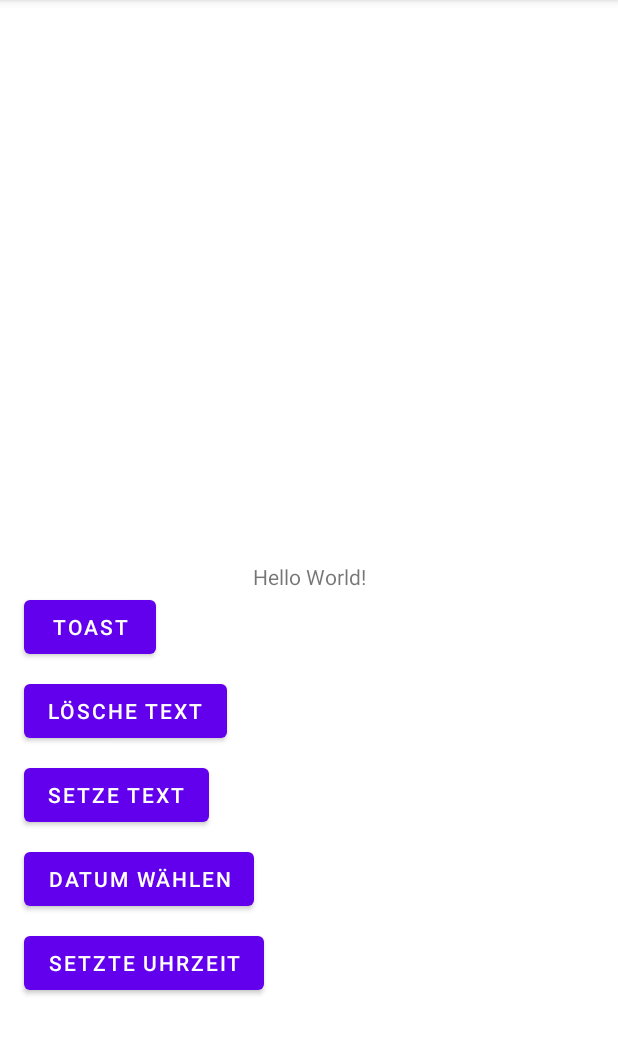
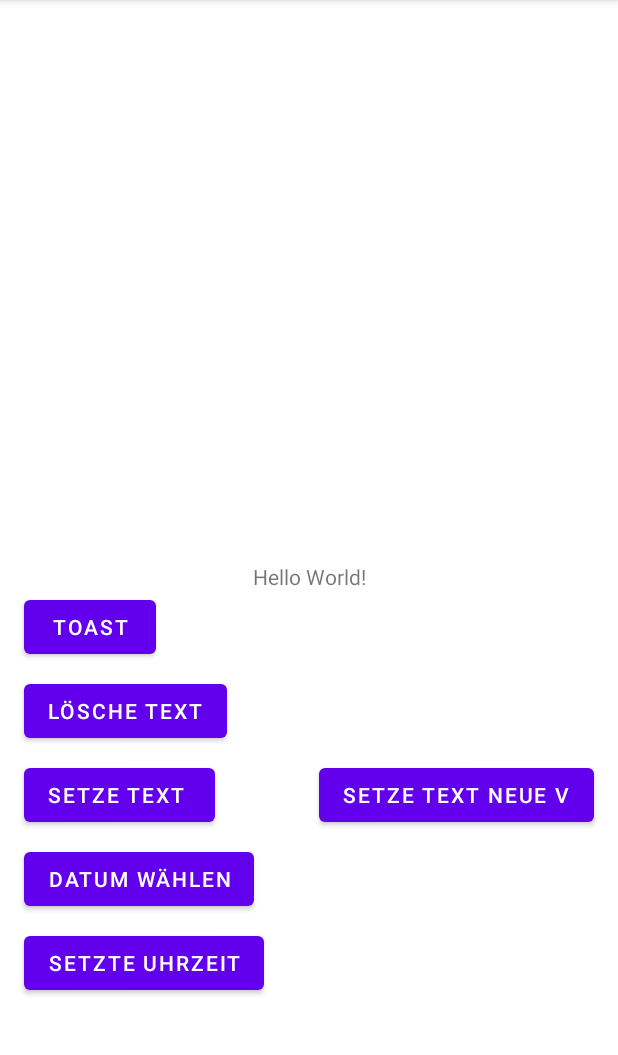
Before and after one commit to SoftdeveloperNeumann/DialogeDemo, an Android app: the screen it shows after launch (MainActivity), on a phone screen of 412 x 824 dp, the part 84-1139 px from its top. Run offline under Robolectric (Android 15) with nearby library versions, the phone set to English and light mode, and no system bars.

Commit message:
mit DatePicker, TimePicker und Alert Fragment

```diff
--- a/app/src/main/java/com/example/dialogedemo/MainActivity.kt
+++ b/app/src/main/java/com/example/dialogedemo/MainActivity.kt
@@ -8,6 +8,7 @@ import androidx.appcompat.app.AppCompatActivity
 import android.os.Bundle
 import android.view.View
 import android.widget.DatePicker
+import android.widget.TextView
 import android.widget.TimePicker
 import android.widget.Toast
 import androidx.appcompat.app.AlertDialog
@@ -21,7 +22,8 @@ import java.time.LocalTime
 import java.time.format.DateTimeFormatter
 import java.util.*
 
-class MainActivity : AppCompatActivity(), DatePickerDialog.OnDateSetListener, TimePickerDialog.OnTimeSetListener {
+class MainActivity : AppCompatActivity(), DatePickerDialog.OnDateSetListener,
+    TimePickerDialog.OnTimeSetListener, DialogInterface.OnClickListener {
 
     lateinit var binding: ActivityMainBinding
     lateinit var dialogBinding: DialogInsertBinding
@@ -29,17 +31,19 @@ class MainActivity : AppCompatActivity(), DatePickerDialog.OnDateSetListener, Ti
     override fun onCreate(savedInstanceState: Bundle?) {
         super.onCreate(savedInstanceState)
         binding = ActivityMainBinding.inflate(layoutInflater)
+        dialogBinding = DialogInsertBinding.inflate(layoutInflater)
         setContentView(binding.root)
 
-        binding.btnToast.setOnClickListener { view : View ->
+        binding.btnToast.setOnClickListener { view: View ->
             Toast.makeText(this, "ein simpler Toast", Toast.LENGTH_SHORT).show()
         }
 
-        binding.btnDelete.setOnClickListener { view:View ->
+        binding.btnDelete.setOnClickListener { view: View ->
             val forUndo = binding.tvOutput.text
             binding.tvOutput.text = ""
-            val sb = Snackbar.make(binding.rootLayout,"Löschen rückgängig machen",Snackbar.LENGTH_LONG)
-            sb.setAction("UNDO"){
+            val sb =
+                Snackbar.make(binding.rootLayout, "Löschen rückgängig machen", Snackbar.LENGTH_LONG)
+            sb.setAction("UNDO") {
                 binding.tvOutput.text = forUndo
             }
             sb.show()
@@ -47,19 +51,19 @@ class MainActivity : AppCompatActivity(), DatePickerDialog.OnDateSetListener, Ti
 
         binding.btnInsert.setOnClickListener {
             val builder = AlertDialog.Builder(this)
-            dialogBinding = DialogInsertBinding.inflate(layoutInflater)
+
             // Dialog zusammenbauen
 
             builder.setView(dialogBinding.root)
                 .setTitle("Texteingabe")
 
-                .setPositiveButton("OK"){dialog: DialogInterface, which:Int ->
+                .setPositiveButton("OK") { dialog: DialogInterface, which: Int ->
                     binding.tvOutput.text = dialogBinding.editTextTextPersonName.text
                 }
-                .setNegativeButton("cancel"){ dialog: DialogInterface, which: Int ->
+                .setNegativeButton("cancel") { dialog: DialogInterface, which: Int ->
                     dialog.cancel()
                 }
-                .setNeutralButton("noch ne Funktion"){ dialog: DialogInterface, which: Int ->
+                .setNeutralButton("noch ne Funktion") { dialog: DialogInterface, which: Int ->
 
                 }
                 .create()
@@ -67,21 +71,25 @@ class MainActivity : AppCompatActivity(), DatePickerDialog.OnDateSetListener, Ti
         }
 
         binding.btnDate.setOnClickListener {
-            DatePickerFragment().show(supportFragmentManager,DatePickerFragment.TAG)
+            DatePickerFragment().show(supportFragmentManager, DatePickerFragment.TAG)
         }
 
         binding.btnTime.setOnClickListener {
-            TimePickerFragment().show(supportFragmentManager,TimePickerFragment.TAG)
+            TimePickerFragment().show(supportFragmentManager, TimePickerFragment.TAG)
+        }
+
+        binding.btnInsertNeu.setOnClickListener {
+            AlertDialogFragment().show(supportFragmentManager, AlertDialogFragment.TAG)
         }
 
     }
 
     override fun onDateSet(view: DatePicker?, year: Int, month: Int, day: Int) {
 
-        val date = if(Build.VERSION.SDK_INT >= Build.VERSION_CODES.O) {
+        val date = if (Build.VERSION.SDK_INT >= Build.VERSION_CODES.O) {
             LocalDate.of(year, month + 1, day).format(DateTimeFormatter.ofPattern("dd.MM.yyyy"))
-        }else{
-           val tmpDate =SimpleDateFormat("yyyy-MM-dd").parse("$year-${month - 1}-$day")
+        } else {
+            val tmpDate = SimpleDateFormat("yyyy-MM-dd").parse("$year-${month - 1}-$day")
             SimpleDateFormat("dd.MM.yyyy", Locale.GERMANY).format(tmpDate)
         }
 
@@ -89,12 +97,22 @@ class MainActivity : AppCompatActivity(), DatePickerDialog.OnDateSetListener, Ti
     }
 
     override fun onTimeSet(view: TimePicker?, hour: Int, minute: Int) {
-       val time = if(Build.VERSION.SDK_INT >= Build.VERSION_CODES.O){
-           LocalTime.of(hour, minute).format(DateTimeFormatter.ofPattern("HH:mm"))
-       }else{
-           val tmp = SimpleDateFormat("HH:mm").parse(("$hour:$minute"))
-           SimpleDateFormat("HH:mm", Locale.GERMANY).format(tmp)
-       }
+        val time = if (Build.VERSION.SDK_INT >= Build.VERSION_CODES.O) {
+            LocalTime.of(hour, minute).format(DateTimeFormatter.ofPattern("HH:mm"))
+        } else {
+            val tmp = SimpleDateFormat("HH:mm").parse(("$hour:$minute"))
+            SimpleDateFormat("HH:mm", Locale.GERMANY).format(tmp)
+        }
         binding.tvOutput.text = "Die Uhrzeit ist: $time"
     }
+
+    override fun onClick(dialog: DialogInterface?, which: Int) {
+        val alertDialog = dialog as AlertDialog
+        val etContent = alertDialog.findViewById<TextView>(R.id.editTextTextPersonName)  //dialogBinding.editTextTextPersonName Binding geht hier nicht
+        when(which){
+            DialogInterface.BUTTON_POSITIVE -> binding.tvOutput.text = etContent?.text
+            DialogInterface.BUTTON_NEGATIVE -> binding.tvOutput.text = ""
+            DialogInterface.BUTTON_NEUTRAL -> binding.tvOutput.text = ""
+        }
+    }
 }
--- a/app/src/main/res/layout/activity_main.xml
+++ b/app/src/main/res/layout/activity_main.xml
@@ -42,7 +42,7 @@
         android:layout_height="wrap_content"
         android:layout_marginStart="16dp"
         android:layout_marginTop="8dp"
-        android:text="Setze Text"
+        android:text="Setze Text "
         app:layout_constraintStart_toStartOf="parent"
         app:layout_constraintTop_toBottomOf="@+id/btn_delete" />
 
@@ -66,4 +66,14 @@
         app:layout_constraintStart_toStartOf="parent"
         app:layout_constraintTop_toBottomOf="@+id/btn_date" />
 
+    <Button
+        android:id="@+id/btn_insert_neu"
+        android:layout_width="wrap_content"
+        android:layout_height="wrap_content"
+        android:layout_marginTop="8dp"
+        android:layout_marginEnd="16dp"
+        android:text="Setze Text Neue V"
+        app:layout_constraintEnd_toEndOf="parent"
+        app:layout_constraintTop_toBottomOf="@+id/btn_delete" />
+
 </androidx.constraintlayout.widget.ConstraintLayout>
```
Also changed, not shown: app/src/main/java/com/example/dialogedemo/AlertDialogFragment.kt (added, +40 -0 lines).
